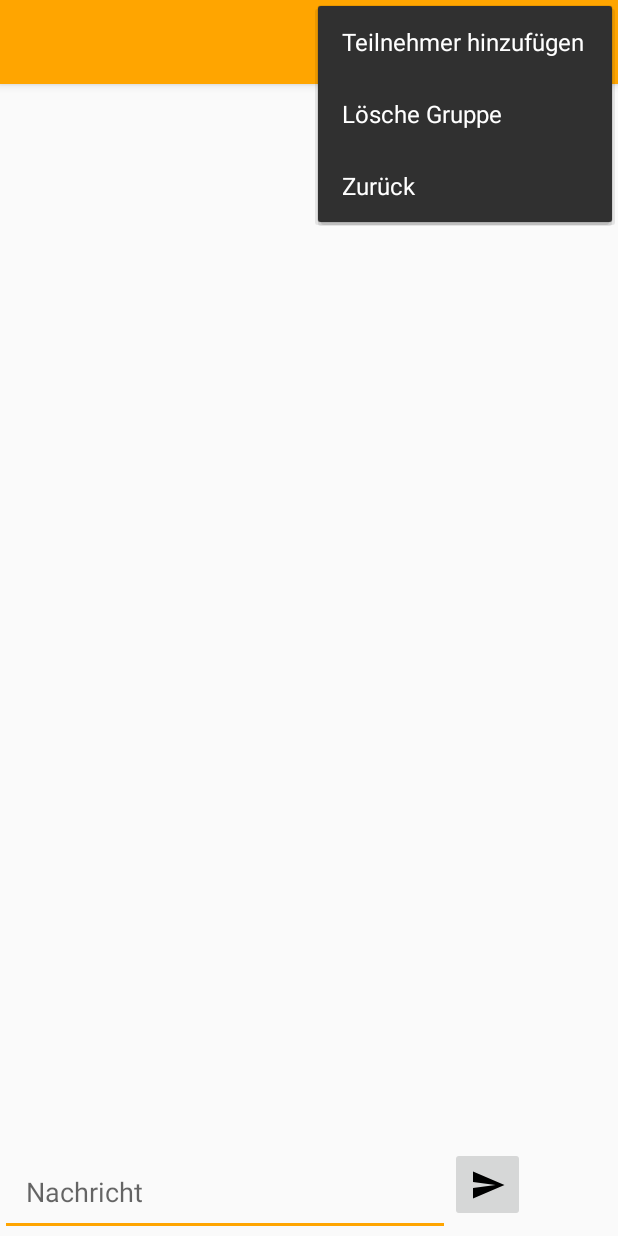
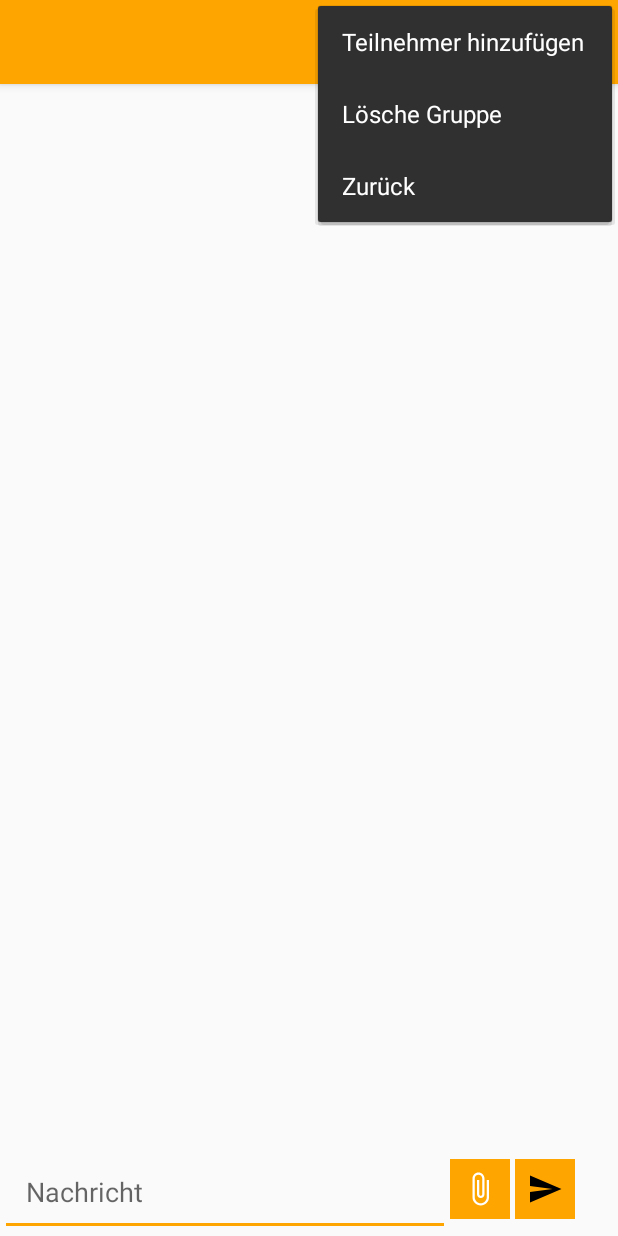
Before and after one commit to Neggorok/CliqV1, an Android app: the GroupChatActivity screen opened directly, with no data from a screen before it, with the options menu open, on a phone screen of 412 x 824 dp. Run offline under Robolectric (Android 15) with nearby library versions, the phone set to English and light mode, and no system bars; our stand-ins replace Firebase (no records; nobody signed in at launch, a user with empty details on screens opened directly); 2 statements that could not run were skipped.

Commit message:
btnattachfile in Layout hinzugefügt

```diff
--- /dev/null
+++ b/app/src/main/res/drawable/ic_attach_file_white_24dp.xml
@@ -0,0 +1,5 @@
+<vector android:height="24dp" android:tint="#FFFFFF"
+    android:viewportHeight="24.0" android:viewportWidth="24.0"
+    android:width="24dp" xmlns:android="http://schemas.android.com/apk/res/android">
+    <path android:fillColor="#FF000000" android:pathData="M16.5,6v11.5c0,2.21 -1.79,4 -4,4s-4,-1.79 -4,-4V5c0,-1.38 1.12,-2.5 2.5,-2.5s2.5,1.12 2.5,2.5v10.5c0,0.55 -0.45,1 -1,1s-1,-0.45 -1,-1V6H10v9.5c0,1.38 1.12,2.5 2.5,2.5s2.5,-1.12 2.5,-2.5V5c0,-2.21 -1.79,-4 -4,-4S7,2.79 7,5v12.5c0,3.04 2.46,5.5 5.5,5.5s5.5,-2.46 5.5,-5.5V6h-1.5z"/>
+</vector>
--- a/app/src/main/res/layout/activity_group_chat.xml
+++ b/app/src/main/res/layout/activity_group_chat.xml
@@ -60,10 +60,23 @@
             android:padding="17dp"/>
 
         <ImageButton
-            android:layout_width="50dp"
-            android:layout_height="50dp"
+            android:id="@+id/btn_attachFile"
+            android:layout_width="wrap_content"
+            android:layout_height="wrap_content"
+            android:src="@drawable/ic_attach_file_white_24dp"
+            android:padding="8dp"
+            android:layout_marginTop="8dp"
+            android:layout_marginRight="3dp"
+            android:background="@color/colorOrange"/>
+
+        <ImageButton
+            android:id="@+id/sendBtn"
+            android:layout_width="wrap_content"
+            android:layout_height="wrap_content"
+            android:padding="8dp"
+            android:layout_marginTop="8dp"
             android:src="@drawable/send_message"
-            android:id="@+id/sendBtn"/>
+            android:background="@color/colorOrange" />
     </LinearLayout>
 
 </RelativeLayout>
```
